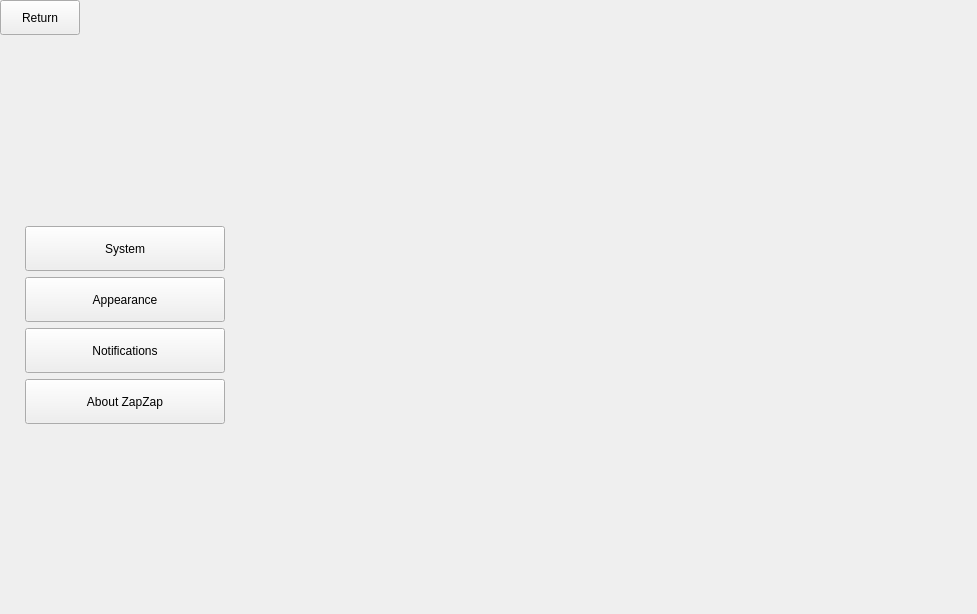
rafatosta/zapzap, file zapzap/view/settings_new.ui: the form before one commit.
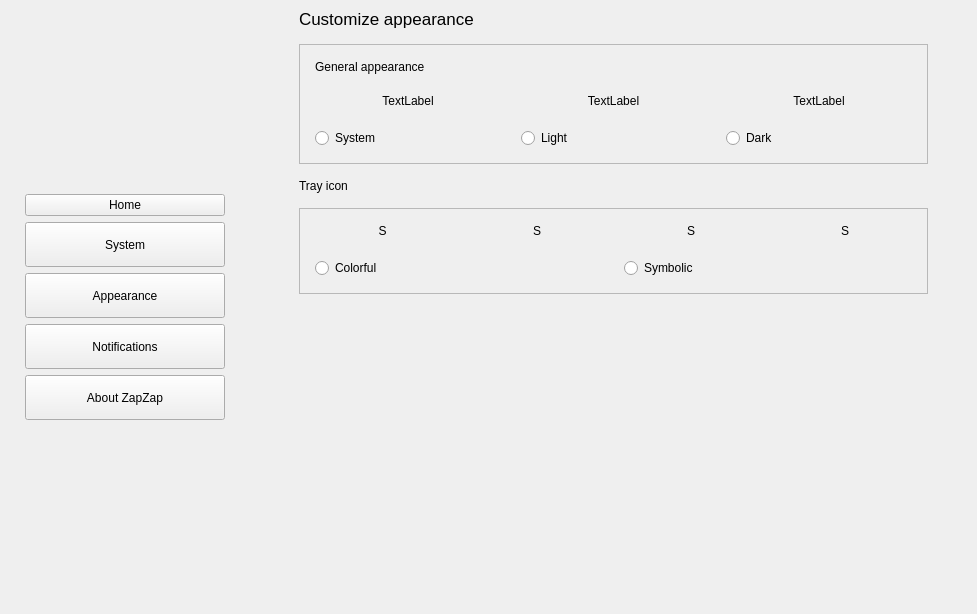
The form after the commit. The open tabs and pages were chosen to show the change.

```diff
--- a/zapzap/view/settings_new.ui
+++ b/zapzap/view/settings_new.ui
@@ -30,67 +30,6 @@
     <number>0</number>
    </property>
    <item>
-    <widget class="QFrame" name="leftBar_2">
-     <property name="sizePolicy">
-      <sizepolicy hsizetype="Fixed" vsizetype="Preferred">
-       <horstretch>0</horstretch>
-       <verstretch>0</verstretch>
-      </sizepolicy>
-     </property>
-     <property name="minimumSize">
-      <size>
-       <width>250</width>
-       <height>0</height>
-      </size>
-     </property>
-     <layout class="QVBoxLayout" name="leftBar">
-      <property name="spacing">
-       <number>0</number>
-      </property>
-      <property name="leftMargin">
-       <number>0</number>
-      </property>
-      <property name="topMargin">
-       <number>0</number>
-      </property>
-      <property name="rightMargin">
-       <number>0</number>
-      </property>
-      <property name="bottomMargin">
-       <number>0</number>
-      </property>
-      <item>
-       <widget class="QPushButton" name="btn_back">
-        <property name="sizePolicy">
-         <sizepolicy hsizetype="Fixed" vsizetype="Fixed">
-          <horstretch>60</horstretch>
-          <verstretch>44</verstretch>
-         </sizepolicy>
-        </property>
-        <property name="minimumSize">
-         <size>
-          <width>0</width>
-          <height>35</height>
-         </size>
-        </property>
-        <property name="cursor">
-         <cursorShape>PointingHandCursor</cursorShape>
-        </property>
-        <property name="focusPolicy">
-         <enum>Qt::TabFocus</enum>
-        </property>
-        <property name="toolTip">
-         <string>Return</string>
-        </property>
-        <property name="text">
-         <string>Return</string>
-        </property>
-        <property name="flat">
-         <bool>false</bool>
-        </property>
-       </widget>
-      </item>
-      <item>
        <widget class="QFrame" name="leftMenu">
         <property name="maximumSize">
          <size>
@@ -157,6 +96,13 @@
               </property>
              </spacer>
             </item>
+         <item>
+          <widget class="QPushButton" name="btn_home">
+           <property name="text">
+            <string>Home</string>
+           </property>
+          </widget>
+         </item>
             <item>
              <widget class="QPushButton" name="btn_system">
               <property name="sizePolicy">
@@ -276,9 +222,6 @@
         </layout>
        </widget>
       </item>
-     </layout>
-    </widget>
-   </item>
    <item>
     <widget class="QStackedWidget" name="stackedWidget">
      <widget class="QWidget" name="pageSystem">
@@ -443,9 +386,337 @@
        </item>
       </layout>
      </widget>
-     <widget class="QWidget" name="pageAbout"/>
-     <widget class="QWidget" name="pageNotificatons"/>
-     <widget class="QWidget" name="pageAppearance"/>
+     <widget class="QWidget" name="pageAppearance">
+      <layout class="QVBoxLayout" name="verticalLayout_14">
+       <item>
+        <layout class="QHBoxLayout" name="horizontalLayout_7">
+         <item>
+          <spacer name="horizontalSpacer_3">
+           <property name="orientation">
+            <enum>Qt::Horizontal</enum>
+           </property>
+           <property name="sizeType">
+            <enum>QSizePolicy::Preferred</enum>
+           </property>
+           <property name="sizeHint" stdset="0">
+            <size>
+             <width>40</width>
+             <height>20</height>
+            </size>
+           </property>
+          </spacer>
+         </item>
+         <item>
+          <layout class="QVBoxLayout" name="verticalLayout_13">
+           <property name="spacing">
+            <number>15</number>
+           </property>
+           <item>
+            <widget class="QLabel" name="label_2">
+             <property name="sizePolicy">
+              <sizepolicy hsizetype="Preferred" vsizetype="Fixed">
+               <horstretch>0</horstretch>
+               <verstretch>0</verstretch>
+              </sizepolicy>
+             </property>
+             <property name="font">
+              <font>
+               <pointsize>13</pointsize>
+              </font>
+             </property>
+             <property name="text">
+              <string>Customize appearance</string>
+             </property>
+            </widget>
+           </item>
+           <item>
+            <widget class="QFrame" name="frameAppearance">
+             <property name="minimumSize">
+              <size>
+               <width>600</width>
+               <height>0</height>
+              </size>
+             </property>
+             <property name="frameShape">
+              <enum>QFrame::StyledPanel</enum>
+             </property>
+             <property name="frameShadow">
+              <enum>QFrame::Raised</enum>
+             </property>
+             <layout class="QVBoxLayout" name="verticalLayout_10">
+              <property name="spacing">
+               <number>20</number>
+              </property>
+              <property name="leftMargin">
+               <number>15</number>
+              </property>
+              <property name="topMargin">
+               <number>15</number>
+              </property>
+              <property name="rightMargin">
+               <number>15</number>
+              </property>
+              <property name="bottomMargin">
+               <number>15</number>
+              </property>
+              <item>
+               <widget class="QLabel" name="label_5">
+                <property name="text">
+                 <string>General appearance</string>
+                </property>
+               </widget>
+              </item>
+              <item>
+               <layout class="QHBoxLayout" name="horizontalLayout_3">
+                <item>
+                 <layout class="QVBoxLayout" name="verticalLayout">
+                  <item>
+                   <widget class="QLabel" name="label_11">
+                    <property name="text">
+                     <string>TextLabel</string>
+                    </property>
+                    <property name="alignment">
+                     <set>Qt::AlignCenter</set>
+                    </property>
+                   </widget>
+                  </item>
+                  <item>
+                   <widget class="QRadioButton" name="radioButton">
+                    <property name="text">
+                     <string>System</string>
+                    </property>
+                   </widget>
+                  </item>
+                 </layout>
+                </item>
+                <item>
+                 <layout class="QVBoxLayout" name="verticalLayout_8">
+                  <item>
+                   <widget class="QLabel" name="label_12">
+                    <property name="text">
+                     <string>TextLabel</string>
+                    </property>
+                    <property name="alignment">
+                     <set>Qt::AlignCenter</set>
+                    </property>
+                   </widget>
+                  </item>
+                  <item>
+                   <widget class="QRadioButton" name="radioButton_2">
+                    <property name="text">
+                     <string>Light</string>
+                    </property>
+                   </widget>
+                  </item>
+                 </layout>
+                </item>
+                <item>
+                 <layout class="QVBoxLayout" name="verticalLayout_9">
+                  <item>
+                   <widget class="QLabel" name="label_13">
+                    <property name="text">
+                     <string>TextLabel</string>
+                    </property>
+                    <property name="alignment">
+                     <set>Qt::AlignCenter</set>
+                    </property>
+                   </widget>
+                  </item>
+                  <item>
+                   <widget class="QRadioButton" name="radioButton_3">
+                    <property name="text">
+                     <string>Dark</string>
+                    </property>
+                   </widget>
+                  </item>
+                 </layout>
+                </item>
+               </layout>
+              </item>
+             </layout>
+            </widget>
+           </item>
+           <item>
+            <widget class="QLabel" name="label_6">
+             <property name="sizePolicy">
+              <sizepolicy hsizetype="Preferred" vsizetype="Fixed">
+               <horstretch>0</horstretch>
+               <verstretch>0</verstretch>
+              </sizepolicy>
+             </property>
+             <property name="text">
+              <string>Tray icon</string>
+             </property>
+            </widget>
+           </item>
+           <item>
+            <widget class="QFrame" name="frameTray">
+             <property name="minimumSize">
+              <size>
+               <width>600</width>
+               <height>0</height>
+              </size>
+             </property>
+             <property name="frameShape">
+              <enum>QFrame::StyledPanel</enum>
+             </property>
+             <property name="frameShadow">
+              <enum>QFrame::Raised</enum>
+             </property>
+             <layout class="QHBoxLayout" name="horizontalLayout_6">
+              <property name="spacing">
+               <number>20</number>
+              </property>
+              <property name="leftMargin">
+               <number>15</number>
+              </property>
+              <property name="topMargin">
+               <number>15</number>
+              </property>
+              <property name="rightMargin">
+               <number>15</number>
+              </property>
+              <property name="bottomMargin">
+               <number>15</number>
+              </property>
+              <item>
+               <layout class="QVBoxLayout" name="verticalLayout_11">
+                <item>
+                 <layout class="QHBoxLayout" name="horizontalLayout_4">
+                  <item>
+                   <widget class="QLabel" name="label_7">
+                    <property name="text">
+                     <string>S</string>
+                    </property>
+                    <property name="alignment">
+                     <set>Qt::AlignCenter</set>
+                    </property>
+                   </widget>
+                  </item>
+                  <item>
+                   <widget class="QLabel" name="label_8">
+                    <property name="text">
+                     <string>S</string>
+                    </property>
+                    <property name="alignment">
+                     <set>Qt::AlignCenter</set>
+                    </property>
+                   </widget>
+                  </item>
+                 </layout>
+                </item>
+                <item>
+                 <widget class="QRadioButton" name="radioButton_4">
+                  <property name="text">
+                   <string>Colorful</string>
+                  </property>
+                 </widget>
+                </item>
+               </layout>
+              </item>
+              <item>
+               <layout class="QVBoxLayout" name="verticalLayout_12">
+                <item>
+                 <layout class="QHBoxLayout" name="horizontalLayout_5">
+                  <item>
+                   <widget class="QLabel" name="label_9">
+                    <property name="text">
+                     <string>S</string>
+                    </property>
+                    <property name="alignment">
+                     <set>Qt::AlignCenter</set>
+                    </property>
+                   </widget>
+                  </item>
+                  <item>
+                   <widget class="QLabel" name="label_10">
+                    <property name="text">
+                     <string>S</string>
+                    </property>
+                    <property name="alignment">
+                     <set>Qt::AlignCenter</set>
+                    </property>
+                   </widget>
+                  </item>
+                 </layout>
+                </item>
+                <item>
+                 <widget class="QRadioButton" name="radioButton_5">
+                  <property name="text">
+                   <string>Symbolic</string>
+                  </property>
+                 </widget>
+                </item>
+               </layout>
+              </item>
+             </layout>
+            </widget>
+           </item>
+          </layout>
+         </item>
+         <item>
+          <spacer name="horizontalSpacer_4">
+           <property name="orientation">
+            <enum>Qt::Horizontal</enum>
+           </property>
+           <property name="sizeType">
+            <enum>QSizePolicy::Preferred</enum>
+           </property>
+           <property name="sizeHint" stdset="0">
+            <size>
+             <width>40</width>
+             <height>20</height>
+            </size>
+           </property>
+          </spacer>
+         </item>
+        </layout>
+       </item>
+       <item>
+        <spacer name="verticalSpacer_3">
+         <property name="orientation">
+          <enum>Qt::Vertical</enum>
+         </property>
+         <property name="sizeHint" stdset="0">
+          <size>
+           <width>20</width>
+           <height>266</height>
+          </size>
+         </property>
+        </spacer>
+       </item>
+      </layout>
+     </widget>
+     <widget class="QWidget" name="pageNotifications">
+      <widget class="QLabel" name="label_3">
+       <property name="geometry">
+        <rect>
+         <x>70</x>
+         <y>70</y>
+         <width>90</width>
+         <height>21</height>
+        </rect>
+       </property>
+       <property name="text">
+        <string>Notifications</string>
+       </property>
+      </widget>
+     </widget>
+     <widget class="QWidget" name="pageAbout">
+      <widget class="QLabel" name="label_4">
+       <property name="geometry">
+        <rect>
+         <x>60</x>
+         <y>50</y>
+         <width>67</width>
+         <height>21</height>
+        </rect>
+       </property>
+       <property name="text">
+        <string>About</string>
+       </property>
+      </widget>
+     </widget>
     </widget>
    </item>
   </layout>
```
Left out of the diff: 3 changed lines with no effect on the pictures. Lines whose indentation alone changed are shown as unchanged.
